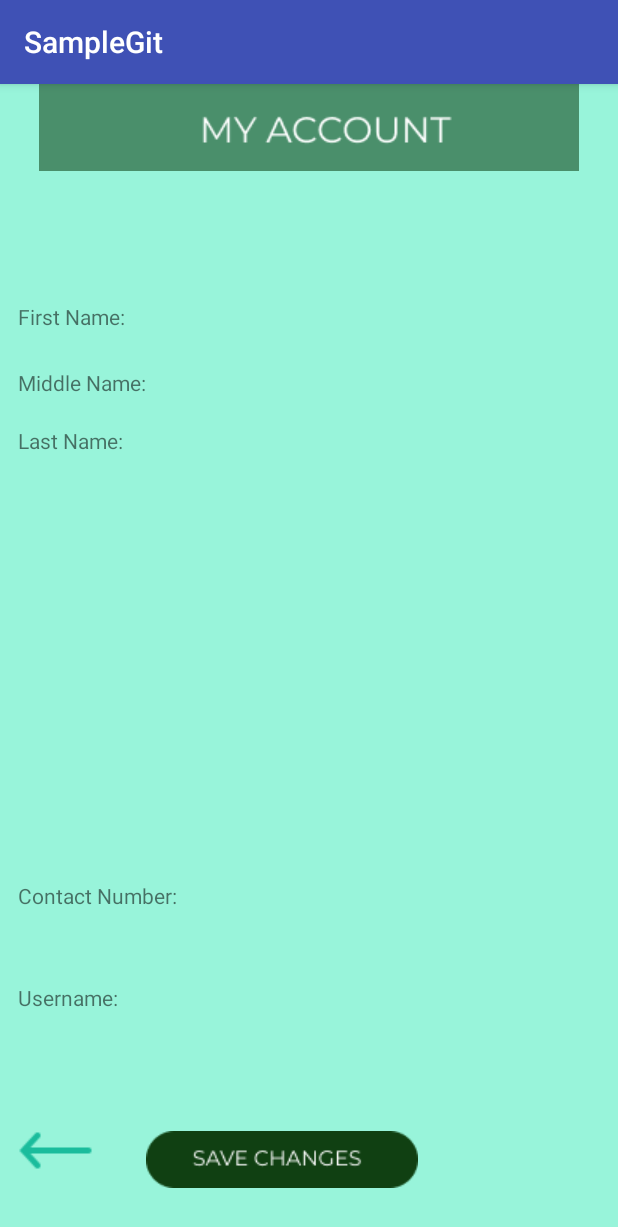
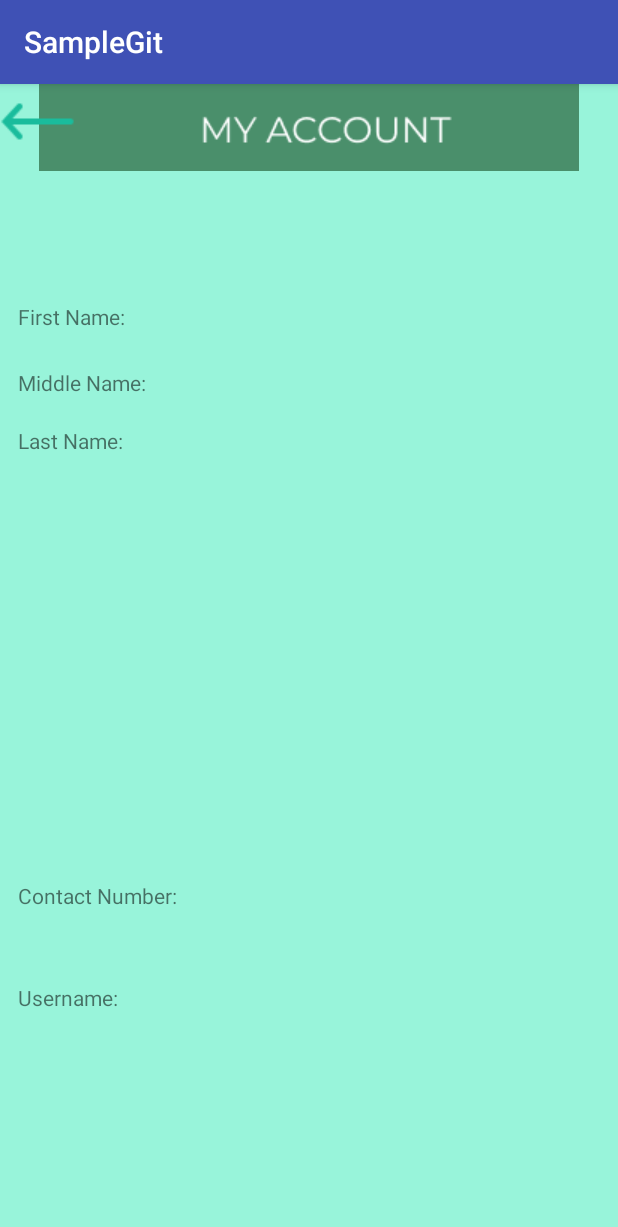
Before and after one commit to Tejanojereh/SampleGit, an Android app: the Account_TBPartner screen opened directly, with no data from a screen before it, on a phone screen of 412 x 824 dp. Shown: the top 1227 px of the screen. Run offline under Robolectric (Android 15) with nearby library versions, the phone set to English and light mode, and no system bars; 2 statements that could not run were skipped.

Commit message:
Merge branch 'master' of https://github.com/Tejanojereh/SampleGit
# Conflicts:
#	app/src/main/java/com/example/android/samplegit/MainActivity.java
#	app/src/main/java/com/example/android/samplegit/My_Schedule_Patient.java

```diff
--- a/app/src/main/java/com/example/android/samplegit/Account_TBPartner.java
+++ b/app/src/main/java/com/example/android/samplegit/Account_TBPartner.java
@@ -39,12 +39,12 @@ public class Account_TBPartner extends AppCompatActivity {
         mname=findViewById(R.id.middlename);
         uname=findViewById(R.id.username);
         contact=findViewById(R.id.contactnumber);
-        btn= findViewById(R.id.btnsave);
+        //btn= findViewById(R.id.btnsave);
         back = (ImageButton) findViewById(R.id.btn_back);
         back.setOnClickListener(new View.OnClickListener() {
             @Override
             public void onClick(View view) {
-                Intent intent = new Intent(Account_TBPartner.this, My_Schedule_Patient.class );
+                Intent intent = new Intent(Account_TBPartner.this, Menu_TBPartner.class );
 
                 startActivity(intent);
 
--- a/app/src/main/java/com/example/android/samplegit/Add_Sputum_Exam.java
+++ b/app/src/main/java/com/example/android/samplegit/Add_Sputum_Exam.java
@@ -57,7 +57,7 @@ public class Add_Sputum_Exam extends AppCompatActivity implements View.OnClickLi
         back.setOnClickListener(new View.OnClickListener() {
             @Override
             public void onClick(View view) {
-                Intent intent = new Intent(Add_Sputum_Exam.this, My_Schedule_Patient.class );
+                Intent intent = new Intent(Add_Sputum_Exam.this, MainActivity.class );
 
                 startActivity(intent);
 
--- a/app/src/main/java/com/example/android/samplegit/MainActivity.java
+++ b/app/src/main/java/com/example/android/samplegit/MainActivity.java
@@ -133,7 +133,7 @@ public class MainActivity extends AppCompatActivity implements View.OnClickListe
                                 intent = new Intent(MainActivity.this, Menu_Patient.class);
                             }
                             Bundle bundle = new Bundle();
-                            bundle.putString("id", id);
+                            bundle.putString("id", uname);
                             intent.putExtras(bundle);
                             startActivity(intent);
 
--- a/app/src/main/java/com/example/android/samplegit/Menu_TBPartner.java
+++ b/app/src/main/java/com/example/android/samplegit/Menu_TBPartner.java
@@ -49,9 +49,9 @@ public class Menu_TBPartner extends AppCompatActivity implements NavigationView.
         Bundle bundle= new Bundle();
 
         bundle=getIntent().getExtras();
-        id= bundle.getString("id");
+        //id= bundle.getString("id");
 
-        bundle.putString("id",id);
+        bundle.putString("id",bundle.getString("id"));
         intent.putExtras(bundle);
 
         startActivity(intent);
--- a/app/src/main/res/layout/activity_account_tbpartner.xml
+++ b/app/src/main/res/layout/activity_account_tbpartner.xml
@@ -111,24 +111,13 @@
         android:inputType="textPersonName" />
 
 
-
-    <ImageButton
-        android:id="@+id/btnsave"
-        android:layout_width="wrap_content"
-        android:layout_height="wrap_content"
-        android:layout_alignParentBottom="true"
-        android:layout_marginBottom="32dp"
-        android:layout_toEndOf="@+id/textView5"
-        android:background="@android:color/transparent"
-        app:srcCompat="@drawable/button_save" />
-
     <ImageButton
         android:id="@+id/btn_back"
         android:layout_width="wrap_content"
         android:layout_height="wrap_content"
 
-        android:layout_alignBottom="@+id/btnsave"
-        android:layout_alignStart="@+id/a1"
+        android:layout_alignParentStart="true"
+        android:layout_alignParentTop="true"
         android:background="@android:color/transparent"
         app:srcCompat="@drawable/btn_back" />
 
```
